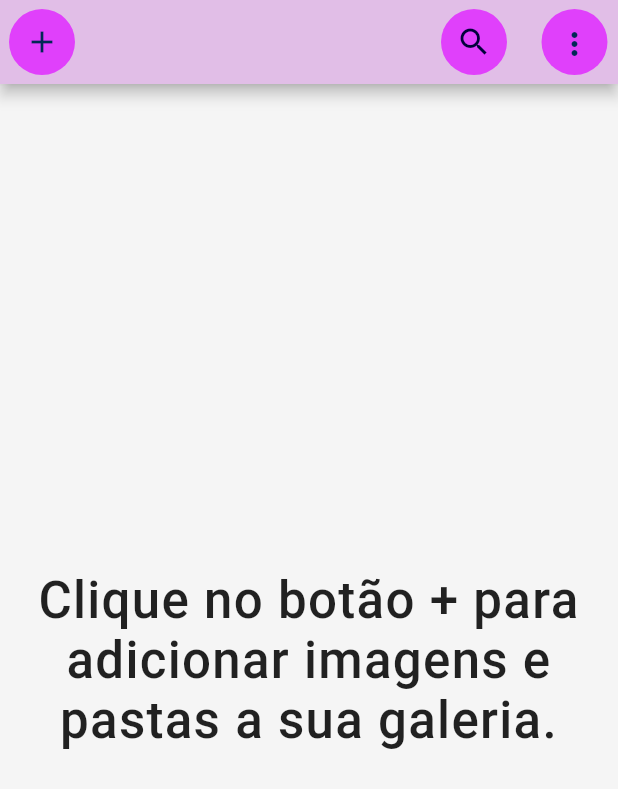
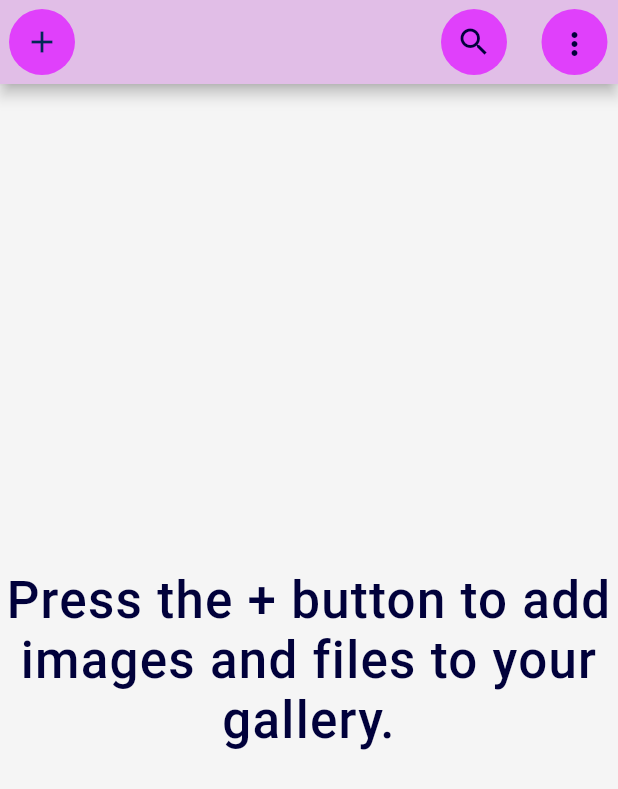
Before and after one commit to aiwaverse/taggy, a Flutter app: the screen it shows after launch, on a phone screen of 412 x 824 dp. Shown: the top 789 px of the screen. Run offline on Flutter 3.47's test engine with Material 2 defaults, Android fonts, the phone set to English and light mode, and no system bars; our stand-ins replace datetime_picker_formfield_new, device_info_plus, file_picker, google_fonts, open_file, permission_handler and 1 more; missing offline and left inert: chips_input; generated files the repository leaves out were written again.

Commit message:
added internationalization

```diff
--- /dev/null
+++ b/l10n.yaml
@@ -0,0 +1,3 @@
+arb-dir: lib/l10n
+template-arb-file: app_en.arb
+output-localization-file: app_localizations.dart
--- a/lib/entities/gallery.dart
+++ b/lib/entities/gallery.dart
@@ -43,7 +43,7 @@ class Gallery {
             var mime = lookupMimeType(path)?.split('/').first;
             if (mime == "image") {
               _files.add(path);
-              _items.add(GalleryItem(path, entity.lastModifiedSync()));
+              _items.add(GalleryItem(path, entity.statSync().changed));
             }
           }
         }
--- a/lib/entities/search.dart
+++ b/lib/entities/search.dart
@@ -17,9 +17,9 @@ class Search {
     var withTagsString = withTags.map((e) => e.toString()).join("+");
     var withoutTagsString = withoutTags.map((e) => e.toString()).join("+");
     var sinceString =
-        since != null ? DateFormat("dd/MM/yyyy").format(since!) : "";
+        since != null ? DateFormat("yyyy-MM-dd").format(since!) : "";
     var untilString =
-        until != null ? DateFormat("dd/MM/yyyy").format(until!) : "";
+        until != null ? DateFormat("yyyy-MM-dd").format(until!) : "";
 
     var searchString = "";
     if (withTagsString.isNotEmpty) {
--- a/lib/image_grid.dart
+++ b/lib/image_grid.dart
@@ -3,6 +3,7 @@ import 'package:taggy/constants/app_colors.dart';
 import 'package:taggy/constants/text_styles.dart';
 import 'package:taggy/entities/gallery.dart';
 import 'package:taggy/image_detail.dart';
+import 'package:flutter_gen/gen_l10n/app_localizations.dart';
 
 class ImageGrid extends StatefulWidget {
   const ImageGrid(
@@ -54,8 +55,9 @@ class _ImageGridState extends State<ImageGrid> {
             ? Padding(
                 padding: const EdgeInsets.all(10),
                 child: Text(
-                  "Total de imagens encontradas: $foundImages",
-                  style: TextStyles.subtitle1,
+                  "${AppLocalizations.of(context)!.imagesFound}: $foundImages",
+                  style: TextStyles.subtitle1
+                      .copyWith(color: AppColors.neutralDarker),
                 ))
             : const SizedBox.shrink(),
         Expanded(
--- /dev/null
+++ b/lib/l10n/app_en.arb
@@ -0,0 +1,22 @@
+{
+    "addToGalleryMessage" : "Press the + button to add images and files to your gallery.",
+    "imagesFound" : "Number of images found:",
+    "add" : "Add",
+    "images": "Images",
+    "folders": "Folders",
+    "moreOptions": "More options",
+    "files": "Files",
+    "tags" : "Tags",
+    "share": "Share",
+    "openExternally" : "Open externally",
+    "addTag" : "Add tag",
+    "cancel" : "Cancel",
+    "date": "Date",
+    "search" : "Search",
+    "withTags" : "With all the tags:",
+    "withoutTags" : "Without any of the tags:",
+    "dateRange" : "Date range:",
+    "since" : "Since:",
+    "until" : "Until:",
+    "ok" : "Ok"
+}
--- a/lib/main.dart
+++ b/lib/main.dart
@@ -1,15 +1,8 @@
 import 'package:flutter/material.dart';
+import 'package:flutter_localizations/flutter_localizations.dart';
 import 'package:taggy/main_screen.dart';
 import 'package:taggy/utils.dart';
-// import 'package:taggy/page-1/tela-arquivos.dart';
-// import 'package:taggy/page-1/tela-arquivos-do-celular.dart';
-// import 'package:taggy/page-1/tela-principal.dart';
-// import 'package:taggy/page-1/tela-resultado-busca.dart';
-// import 'package:taggy/page-1/tela-inicial.dart';
-// import 'package:taggy/page-1/tela-busca.dart';
-// import 'package:taggy/page-1/tela-detalhe-imagem.dart';
-// import 'package:taggy/page-1/popup-menu.dart';
-// import 'package:taggy/page-1/popup-arquivo.dart';
+import 'package:flutter_gen/gen_l10n/app_localizations.dart';
 
 void main() => runApp(const Taggy());
 
@@ -19,9 +12,16 @@ class Taggy extends StatelessWidget {
   @override
   Widget build(BuildContext context) {
     return MaterialApp(
-      title: 'Flutter',
+      title: 'Taggy',
       debugShowCheckedModeBanner: false,
       scrollBehavior: MyCustomScrollBehavior(),
+      localizationsDelegates: const [
+        AppLocalizations.delegate,
+        GlobalMaterialLocalizations.delegate,
+        GlobalWidgetsLocalizations.delegate,
+        GlobalCupertinoLocalizations.delegate,
+      ],
+      supportedLocales: AppLocalizations.supportedLocales,
       theme: ThemeData(
         primarySwatch: Colors.blue,
       ),
--- a/lib/main_screen.dart
+++ b/lib/main_screen.dart
@@ -7,6 +7,8 @@ import 'package:taggy/entities/search.dart';
 import 'package:taggy/entities/storage.dart';
 import 'package:taggy/main_screen_add_popup.dart';
 import 'package:taggy/search_screen.dart';
+
+import 'package:flutter_gen/gen_l10n/app_localizations.dart';
 
 import 'image_grid.dart';
 import 'main_screen_popup.dart';
@@ -66,7 +68,9 @@ class _MainScreenState extends State<MainScreen> {
               padding: const EdgeInsets.all(6),
               child: widget.searchOptions == null ||
                       widget.searchOptions.toString().isEmpty
-                  ? ElevatedButton(
+                  ? Tooltip(
+                      message: AppLocalizations.of(context)!.search,
+                      child: ElevatedButton(
                           onPressed: () {
                             Navigator.of(context).push(MaterialPageRoute(
                                 builder: (context) => SearchScreen(
@@ -81,7 +85,7 @@ class _MainScreenState extends State<MainScreen> {
                             shape: const CircleBorder(),
                           ),
                           child: const Icon(Icons.search,
-                          color: AppColors.neutralDarker, size: 24))
+                              color: AppColors.neutralDarker, size: 24)))
                   : ElevatedButton(
                       style: ButtonStyle(
                           shadowColor:
@@ -121,10 +125,10 @@ class _MainScreenState extends State<MainScreen> {
               galleryItems: galleryItems,
               onSearch: widget.searchOptions != null,
             )
-          : const Center(
+          : Center(
               child: Text(
-                "Clique no botão + para adicionar imagens e pastas a sua galeria.",
-                style: TextStyles.h1,
+                AppLocalizations.of(context)!.addToGalleryMessage,
+                style: TextStyles.h1.copyWith(color: AppColors.neutralDarker),
                 textAlign: TextAlign.center,
               ),
             ),
--- a/lib/main_screen_add_popup.dart
+++ b/lib/main_screen_add_popup.dart
@@ -1,6 +1,7 @@
 import 'package:file_picker/file_picker.dart';
 import 'package:flutter/material.dart';
 import 'package:taggy/constants/text_styles.dart';
+import 'package:flutter_gen/gen_l10n/app_localizations.dart';
 
 import 'constants/app_colors.dart';
 
@@ -22,7 +23,7 @@ class _AddPopupState extends State<AddPopup> {
   @override
   Widget build(BuildContext context) {
     return PopupMenuButton<AddOptions>(
-      tooltip: "Adicionar",
+      tooltip: AppLocalizations.of(context)!.add,
       initialValue: selectedScreen,
       offset: const Offset(0, 40),
       onSelected: (AddOptions option) async {
@@ -46,36 +47,38 @@ class _AddPopupState extends State<AddPopup> {
         }
       },
       itemBuilder: ((context) => [
-            const PopupMenuItem(
+            PopupMenuItem(
               value: AddOptions.files,
               child: Row(
                 children: [
-                  Icon(
+                  const Icon(
                     Icons.image,
                     color: AppColors.neutralDarker,
                     size: 24,
                   ),
-                  SizedBox(width: 8),
+                  const SizedBox(width: 8),
                   Text(
-                    "Imagens",
-                    style: TextStyles.body1,
+                    AppLocalizations.of(context)!.images,
+                    style: TextStyles.body1
+                        .copyWith(color: AppColors.neutralDarker),
                   )
                 ],
               ),
             ),
-            const PopupMenuItem(
+            PopupMenuItem(
               value: AddOptions.folders,
               child: Row(
                 children: [
-                  Icon(
+                  const Icon(
                     Icons.folder,
                     color: AppColors.neutralDarker,
                     size: 24,
                   ),
-                  SizedBox(width: 8),
+                  const SizedBox(width: 8),
                   Text(
-                    "Pastas",
-                    style: TextStyles.body1,
+                    AppLocalizations.of(context)!.folders,
+                    style: TextStyles.body1
+                        .copyWith(color: AppColors.neutralDarker),
                   )
                 ],
               ),
--- a/lib/main_screen_popup.dart
+++ b/lib/main_screen_popup.dart
@@ -1,5 +1,6 @@
 import 'package:flutter/material.dart';
 import 'package:taggy/constants/text_styles.dart';
+import 'package:flutter_gen/gen_l10n/app_localizations.dart';
 
 import 'constants/app_colors.dart';
 
@@ -18,41 +19,43 @@ class _MainScreenPopupState extends State<MainScreenPopup> {
   @override
   Widget build(BuildContext context) {
     return PopupMenuButton<MenuScreen>(
-      tooltip: "Mais opções",
+      tooltip: AppLocalizations.of(context)!.moreOptions,
       initialValue: selectedScreen,
       offset: const Offset(0, 40),
       onSelected: (MenuScreen screen) {},
       itemBuilder: ((context) => [
-            const PopupMenuItem(
+            PopupMenuItem(
               value: MenuScreen.files,
               child: Row(
                 children: [
-                  Icon(
+                  const Icon(
                     Icons.folder,
                     color: AppColors.neutralDarker,
                     size: 24,
                   ),
-                  SizedBox(width: 8),
+                  const SizedBox(width: 8),
                   Text(
-                    "Arquivos",
-                    style: TextStyles.body1,
+                    AppLocalizations.of(context)!.files,
+                    style: TextStyles.body1
+                        .copyWith(color: AppColors.neutralDarker),
                   )
                 ],
               ),
             ),
-            const PopupMenuItem(
+            PopupMenuItem(
               value: MenuScreen.files,
               child: Row(
                 children: [
-                  Icon(
+                  const Icon(
                     Icons.tag,
                     color: AppColors.neutralDarker,
                     size: 24,
                   ),
-                  SizedBox(width: 8),
+                  const SizedBox(width: 8),
                   Text(
-                    "Tags",
-                    style: TextStyles.body1,
+                    AppLocalizations.of(context)!.tags,
+                    style: TextStyles.body1
+                        .copyWith(color: AppColors.neutralDarker),
                   )
                 ],
               ),
@@ -63,7 +66,8 @@ class _MainScreenPopupState extends State<MainScreenPopup> {
             shape: BoxShape.circle, color: AppColors.primaryPure),
         child: const Padding(
           padding: EdgeInsets.all(11.0),
-          child: Icon(Icons.more_vert, size: 24.0),
+          child:
+              Icon(Icons.more_vert, size: 24.0, color: AppColors.neutralDarker),
         ),
       ),
     );
--- a/pubspec.yaml
+++ b/pubspec.yaml
@@ -41,7 +41,7 @@ dependencies:
   mime: ^1.0.4
   quiver: ^3.2.1
   path: ^1.8.3
-  intl: ^0.18.1
+  intl: any
   permission_handler: ^10.4.3
   open_file: ^3.3.2
   device_info_plus: ^9.0.2
@@ -50,6 +50,8 @@ dependencies:
   datetime_picker_formfield_new: ^2.1.0
   flutter_launcher_icons: ^0.13.1
   rename: ^2.1.1
+  flutter_localizations:
+    sdk: flutter
 
 dev_dependencies:
   flutter_test:
@@ -67,7 +69,7 @@ dev_dependencies:
 
 # The following section is specific to Flutter packages.
 flutter:
-
+  generate: true
   # The following line ensures that the Material Icons font is
   # included with your application, so that you can use the icons in
   # the material Icons class.
```
Also changed, not shown: lib/image_detail.dart (+15 -8 lines), lib/l10n/app_pt.arb (added, +22 -0 lines), lib/search_screen.dart (+12 -9 lines), pubspec.lock. Lines whose indentation alone changed are shown as unchanged.
